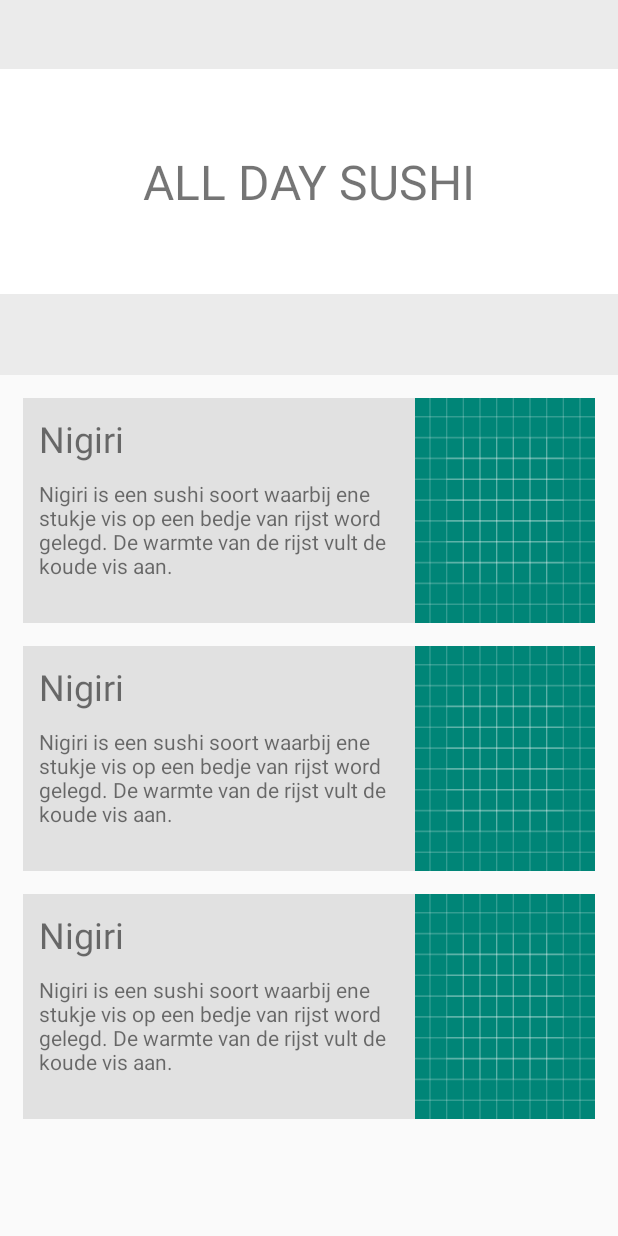
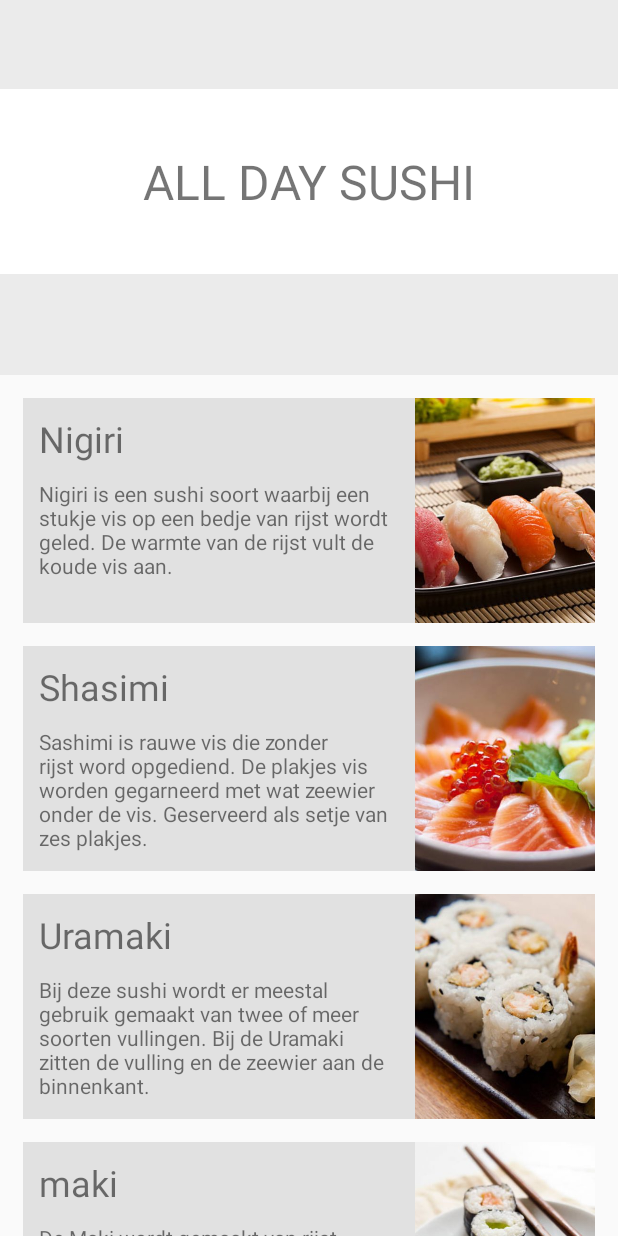
Before and after one commit to DaanKorver/SushiAndroid, an Android app: the screen it shows after launch (MainActivity), on a phone screen of 412 x 824 dp. Run offline under Robolectric (Android 15) with nearby library versions, the phone set to English and light mode, and no system bars.

Commit message:
String-variablen toegevoegd in string.xml, de sushi fotos/assets toegevoegd voor de 'buttons', niet omdat het moet maar omdat het kan (en hoort)

```diff
--- a/app/app/src/main/res/layout/activity_main.xml
+++ b/app/app/src/main/res/layout/activity_main.xml
@@ -20,7 +20,6 @@
             android:layout_width="match_parent"
             android:layout_height="match_parent"
             android:adjustViewBounds="false"
-            android:contentDescription="Background Image"
             android:scaleType="centerCrop"
             app:srcCompat="@drawable/background" />
 
@@ -30,7 +29,6 @@
             android:layout_height="match_parent"
             android:adjustViewBounds="false"
             android:alpha=".5"
-            android:contentDescription="Whitens background"
             android:scaleType="centerCrop"
             app:srcCompat="@android:color/white" />
 
@@ -39,12 +37,12 @@
             android:layout_width="match_parent"
             android:layout_height="wrap_content"
             android:layout_marginBottom="8dp"
-            android:autoText="false"
             android:background="#FFFFFF"
             android:gravity="center"
-            android:padding="80px"
-            android:text="ALL DAY SUSHI"
-            android:textSize="32dp"
+            android:padding="40dp"
+            android:text="@string/app_name"
+            android:textAllCaps="true"
+            android:textSize="32sp"
             app:autoSizeTextType="none"
             app:layout_constraintBottom_toBottomOf="@+id/backgroundWhiten2"
             app:layout_constraintTop_toTopOf="parent" />
@@ -57,14 +55,13 @@
         android:layout_height="0dp"
         android:layout_marginStart="15dp"
         android:layout_marginLeft="15dp"
-        android:layout_marginTop="15dp"
         android:layout_marginEnd="15dp"
         android:layout_marginRight="15dp"
         android:fillViewport="true"
         app:layout_constraintBottom_toBottomOf="parent"
         app:layout_constraintEnd_toEndOf="parent"
         app:layout_constraintStart_toStartOf="parent"
-        app:layout_constraintTop_toBottomOf="@+id/head" >
+        app:layout_constraintTop_toBottomOf="@+id/head">
 
         <LinearLayout
             android:layout_width="match_parent"
@@ -72,58 +69,6 @@
             android:orientation="vertical">
 
             <android.support.constraint.ConstraintLayout
-                android:id="@+id/item1"
-                android:layout_width="match_parent"
-                android:layout_height="wrap_content"
-                android:background="#e1e1e1">
-
-                <LinearLayout
-                    android:layout_width="0dp"
-                    android:layout_height="0dp"
-                    android:layout_marginStart="5dp"
-                    android:layout_marginLeft="5dp"
-                    android:layout_marginTop="5dp"
-                    android:layout_marginEnd="5dp"
-                    android:layout_marginRight="5dp"
-                    android:layout_marginBottom="5dp"
-                    android:orientation="vertical"
-                    app:layout_constraintBottom_toBottomOf="parent"
-                    app:layout_constraintEnd_toStartOf="@+id/imageView2"
-                    app:layout_constraintHorizontal_bias="1.0"
-                    app:layout_constraintStart_toStartOf="parent"
-                    app:layout_constraintTop_toTopOf="parent"
-                    app:layout_constraintVertical_bias="1.0">
-
-                    <TextView
-                        android:id="@+id/textView3"
-                        android:layout_width="match_parent"
-                        android:layout_height="wrap_content"
-                        android:padding="5dp"
-                        android:text="Nigiri"
-                        android:textSize="24sp" />
-
-                    <TextView
-                        android:id="@+id/textView4"
-                        android:layout_width="match_parent"
-                        android:layout_height="wrap_content"
-                        android:padding="5dp"
-                        android:text="Nigiri is een sushi soort waarbij ene stukje vis op een bedje van rijst word gelegd. De warmte van de rijst vult de koude vis aan." />
-                </LinearLayout>
-
-                <ImageView
-                    android:id="@+id/imageView2"
-                    android:layout_width="120dp"
-                    android:layout_height="150dp"
-                    android:scaleType="fitXY"
-                    app:layout_constraintBottom_toBottomOf="parent"
-                    app:layout_constraintEnd_toEndOf="parent"
-                    app:layout_constraintTop_toTopOf="parent"
-                    app:srcCompat="@drawable/ic_launcher_background" />
-
-            </android.support.constraint.ConstraintLayout>
-
-            <android.support.constraint.ConstraintLayout
-                android:id="@+id/item2"
                 android:layout_width="match_parent"
                 android:layout_height="wrap_content"
                 android:layout_marginTop="15dp"
@@ -140,42 +85,39 @@
                     android:layout_marginBottom="5dp"
                     android:orientation="vertical"
                     app:layout_constraintBottom_toBottomOf="parent"
-                    app:layout_constraintEnd_toStartOf="@+id/imageView7"
+                    app:layout_constraintEnd_toStartOf="@+id/imageView5"
                     app:layout_constraintHorizontal_bias="1.0"
                     app:layout_constraintStart_toStartOf="parent"
                     app:layout_constraintTop_toTopOf="parent"
                     app:layout_constraintVertical_bias="1.0">
 
                     <TextView
-                        android:id="@+id/textView5"
                         android:layout_width="match_parent"
                         android:layout_height="wrap_content"
                         android:padding="5dp"
-                        android:text="Nigiri"
+                        android:text="@string/nigiri_title"
                         android:textSize="24sp" />
 
                     <TextView
-                        android:id="@+id/textView6"
                         android:layout_width="match_parent"
                         android:layout_height="wrap_content"
                         android:padding="5dp"
-                        android:text="Nigiri is een sushi soort waarbij ene stukje vis op een bedje van rijst word gelegd. De warmte van de rijst vult de koude vis aan." />
+                        android:text="@string/nigiri_text" />
                 </LinearLayout>
 
                 <ImageView
-                    android:id="@+id/imageView7"
+                    android:id="@+id/imageView5"
                     android:layout_width="120dp"
                     android:layout_height="150dp"
-                    android:scaleType="fitXY"
+                    android:scaleType="centerCrop"
                     app:layout_constraintBottom_toBottomOf="parent"
                     app:layout_constraintEnd_toEndOf="parent"
                     app:layout_constraintTop_toTopOf="parent"
-                    app:srcCompat="@drawable/ic_launcher_background" />
+                    app:srcCompat="@drawable/nigiri" />
 
             </android.support.constraint.ConstraintLayout>
 
             <android.support.constraint.ConstraintLayout
-                android:id="@+id/item3"
                 android:layout_width="match_parent"
                 android:layout_height="wrap_content"
                 android:layout_marginTop="15dp"
@@ -192,37 +134,134 @@
                     android:layout_marginBottom="5dp"
                     android:orientation="vertical"
                     app:layout_constraintBottom_toBottomOf="parent"
-                    app:layout_constraintEnd_toStartOf="@+id/imageView10"
+                    app:layout_constraintEnd_toStartOf="@+id/imageView4"
+                    app:layout_constraintStart_toStartOf="parent"
+                    app:layout_constraintTop_toTopOf="parent"
+                    app:layout_constraintVertical_bias="1.0">
+
+                    <TextView
+                        android:id="@+id/textView5"
+                        android:layout_width="match_parent"
+                        android:layout_height="wrap_content"
+                        android:padding="5dp"
+                        android:text="@string/shasimi_title"
+                        android:textSize="24sp" />
+
+                    <TextView
+                        android:id="@+id/textView6"
+                        android:layout_width="match_parent"
+                        android:layout_height="wrap_content"
+                        android:padding="5dp"
+                        android:text="@string/shasimi_text" />
+                </LinearLayout>
+
+                <ImageView
+                    android:id="@+id/imageView4"
+                    android:layout_width="120dp"
+                    android:layout_height="150dp"
+                    android:scaleType="centerCrop"
+                    app:layout_constraintBottom_toBottomOf="parent"
+                    app:layout_constraintEnd_toEndOf="parent"
+                    app:layout_constraintTop_toTopOf="parent"
+                    app:srcCompat="@drawable/sashimi" />
+
+            </android.support.constraint.ConstraintLayout>
+
+            <android.support.constraint.ConstraintLayout
+                android:layout_width="match_parent"
+                android:layout_height="wrap_content"
+                android:layout_marginTop="15dp"
+                android:background="#e1e1e1">
+
+                <LinearLayout
+                    android:layout_width="0dp"
+                    android:layout_height="0dp"
+                    android:layout_marginStart="5dp"
+                    android:layout_marginLeft="5dp"
+                    android:layout_marginTop="5dp"
+                    android:layout_marginEnd="8dp"
+                    android:layout_marginRight="8dp"
+                    android:layout_marginBottom="5dp"
+                    android:orientation="vertical"
+                    app:layout_constraintBottom_toBottomOf="parent"
+                    app:layout_constraintEnd_toStartOf="@+id/imageView3"
                     app:layout_constraintHorizontal_bias="1.0"
                     app:layout_constraintStart_toStartOf="parent"
                     app:layout_constraintTop_toTopOf="parent"
                     app:layout_constraintVertical_bias="1.0">
 
                     <TextView
-                        android:id="@+id/textView8"
                         android:layout_width="match_parent"
                         android:layout_height="wrap_content"
                         android:padding="5dp"
-                        android:text="Nigiri"
+                        android:text="@string/uramaki_title"
                         android:textSize="24sp" />
 
                     <TextView
-                        android:id="@+id/textView9"
                         android:layout_width="match_parent"
                         android:layout_height="wrap_content"
                         android:padding="5dp"
-                        android:text="Nigiri is een sushi soort waarbij ene stukje vis op een bedje van rijst word gelegd. De warmte van de rijst vult de koude vis aan." />
+                        android:text="@string/uramaki_text" />
                 </LinearLayout>
 
                 <ImageView
-                    android:id="@+id/imageView10"
+                    android:id="@+id/imageView3"
                     android:layout_width="120dp"
                     android:layout_height="150dp"
-                    android:scaleType="fitXY"
+                    android:scaleType="centerCrop"
                     app:layout_constraintBottom_toBottomOf="parent"
                     app:layout_constraintEnd_toEndOf="parent"
                     app:layout_constraintTop_toTopOf="parent"
-                    app:srcCompat="@drawable/ic_launcher_background" />
+                    app:srcCompat="@drawable/uramki" />
+
+            </android.support.constraint.ConstraintLayout>
+
+            <android.support.constraint.ConstraintLayout
+                android:layout_width="match_parent"
+                android:layout_height="match_parent"
+                android:layout_marginTop="15dp"
+                android:background="#e1e1e1">
+
+                <LinearLayout
+                    android:layout_width="0dp"
+                    android:layout_height="0dp"
+                    android:layout_marginStart="5dp"
+                    android:layout_marginLeft="5dp"
+                    android:layout_marginTop="5dp"
+                    android:layout_marginEnd="8dp"
+                    android:layout_marginRight="8dp"
+                    android:layout_marginBottom="5dp"
+                    android:orientation="vertical"
+                    app:layout_constraintBottom_toBottomOf="parent"
+                    app:layout_constraintEnd_toStartOf="@+id/imageView6"
+                    app:layout_constraintHorizontal_bias="1.0"
+                    app:layout_constraintStart_toStartOf="parent"
+                    app:layout_constraintTop_toTopOf="parent"
+                    app:layout_constraintVertical_bias="1.0">
+
+                    <TextView
+                        android:layout_width="match_parent"
+                        android:layout_height="wrap_content"
+                        android:padding="5dp"
+                        android:text="@string/maki_title"
+                        android:textSize="24sp" />
+
+                    <TextView
+                        android:layout_width="match_parent"
+                        android:layout_height="wrap_content"
+                        android:padding="5dp"
+                        android:text="@string/maki_text" />
+                </LinearLayout>
+
+                <ImageView
+                    android:id="@+id/imageView6"
+                    android:layout_width="120dp"
+                    android:layout_height="150dp"
+                    android:scaleType="centerCrop"
+                    app:layout_constraintBottom_toBottomOf="parent"
+                    app:layout_constraintEnd_toEndOf="parent"
+                    app:layout_constraintTop_toTopOf="parent"
+                    app:srcCompat="@drawable/maki" />
 
             </android.support.constraint.ConstraintLayout>
 
--- a/app/app/src/main/res/values/strings.xml
+++ b/app/app/src/main/res/values/strings.xml
@@ -1,3 +1,11 @@
 <resources>
     <string name="app_name">All Day Sushi</string>
+    <string name="nigiri_title">Nigiri</string>
+    <string name="nigiri_text">Nigiri is een sushi soort waarbij een stukje vis op een bedje van rijst wordt geled. De warmte van de rijst vult de koude vis aan.</string>
+    <string name="shasimi_title">Shasimi</string>
+    <string name="shasimi_text">Sashimi is rauwe vis die zonder rijst word opgediend. De plakjes vis worden gegarneerd met wat zeewier onder de vis. Geserveerd als setje van zes plakjes.</string>
+    <string name="uramaki_title">Uramaki</string>
+    <string name="uramaki_text">Bij deze sushi wordt er meestal gebruik gemaakt van twee of meer soorten vullingen. Bij de Uramaki zitten de vulling en de zeewier aan de binnenkant.</string>
+    <string name="maki_title">maki</string>
+    <string name="maki_text">De Maki wordt gemaakt van rijst en een vulling van vis, groente of ei en gerold in zeewier. De sushi-chef snijdt de ro vervolgens in vier of acht kleinere stukjes.</string>
 </resources>
```
Also changed, not shown: app/app/src/main/res/drawable/maki.jpg (added), app/app/src/main/res/drawable/nigiri.jpg (added), app/app/src/main/res/drawable/sashimi.jpg (added), app/app/src/main/res/drawable/uramki.jpg (added).
